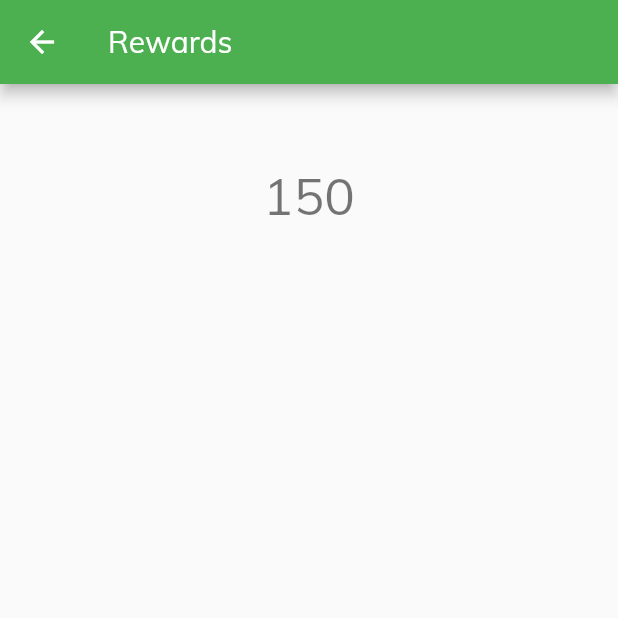
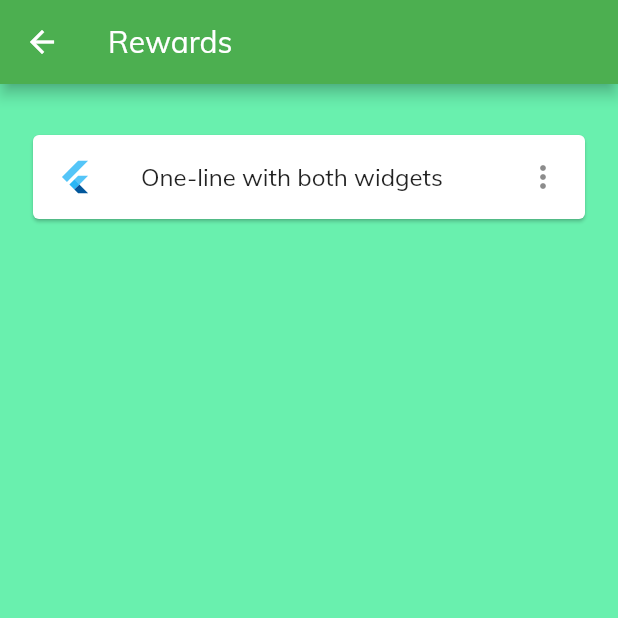
Before and after one commit to SalocinDotTEN/Flutter-Hackathon-2020-FindRecyler-2.1, a Flutter app: the Rewards screen opened by its route, on a phone screen of 412 x 824 dp, the top half of it. Run offline on Flutter 3.47's test engine with Material 2 defaults, Android fonts, the phone set to English and light mode, and no system bars; our stand-ins replace cached_network_image, cloud_firestore, firebase_storage, flare_flutter, flutter_typeahead, freezed_annotation and 3 more; missing offline and left inert: pedantic; accounts and stored records are empty; generated files the repository leaves out were written again; statements that could not run were skipped.

Commit message:
[C/Rewards] Save progress

```diff
--- a/lib/rewards/rewards.dart
+++ b/lib/rewards/rewards.dart
@@ -9,18 +9,38 @@ class Rewards extends StatelessWidget {
     //
     return Scaffold(
       appBar: AppBar(title: Text('Rewards')),
+      backgroundColor: Colors.greenAccent,
       body: SingleChildScrollView(
         child: Column(
           mainAxisSize: MainAxisSize.min,
           crossAxisAlignment: CrossAxisAlignment.stretch,
           children: <Widget>[
-            Rotator(
-              buttonText: '150',
-              onTap: () => Navigator.of(context).pop(),
+            ListView.builder(
+              shrinkWrap: true,
+              padding: EdgeInsets.only(bottom: 40, top: 10),
+              itemCount: 1,
+              scrollDirection: Axis.vertical,
+              itemBuilder: (context, index) => _buildListItem(index),
             ),
           ],
         ),
       ),
     );
   }
+
+  Widget _buildListItem(int index) {
+    return Container(
+      margin: EdgeInsets.symmetric(
+        vertical: 20.0,
+        horizontal: 18.0,
+      ),
+      child: Card(
+        child: ListTile(
+          leading: FlutterLogo(),
+          title: Text('One-line with both widgets'),
+          trailing: Icon(Icons.more_vert),
+        ),
+      ),
+    );
+  }
 }
```
